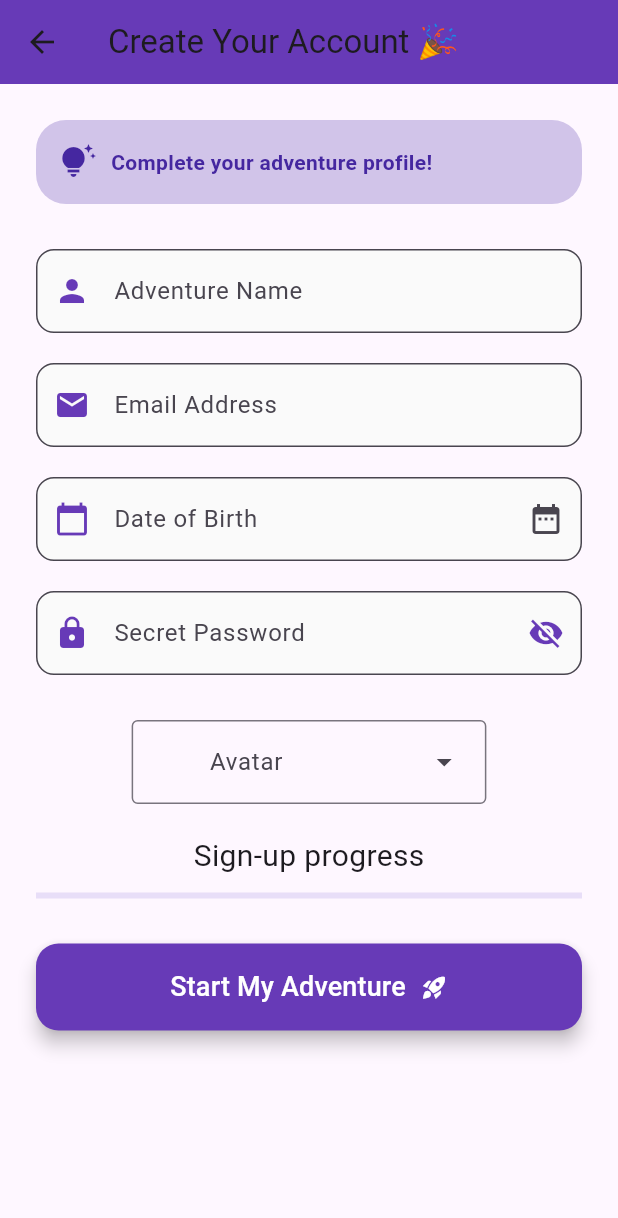
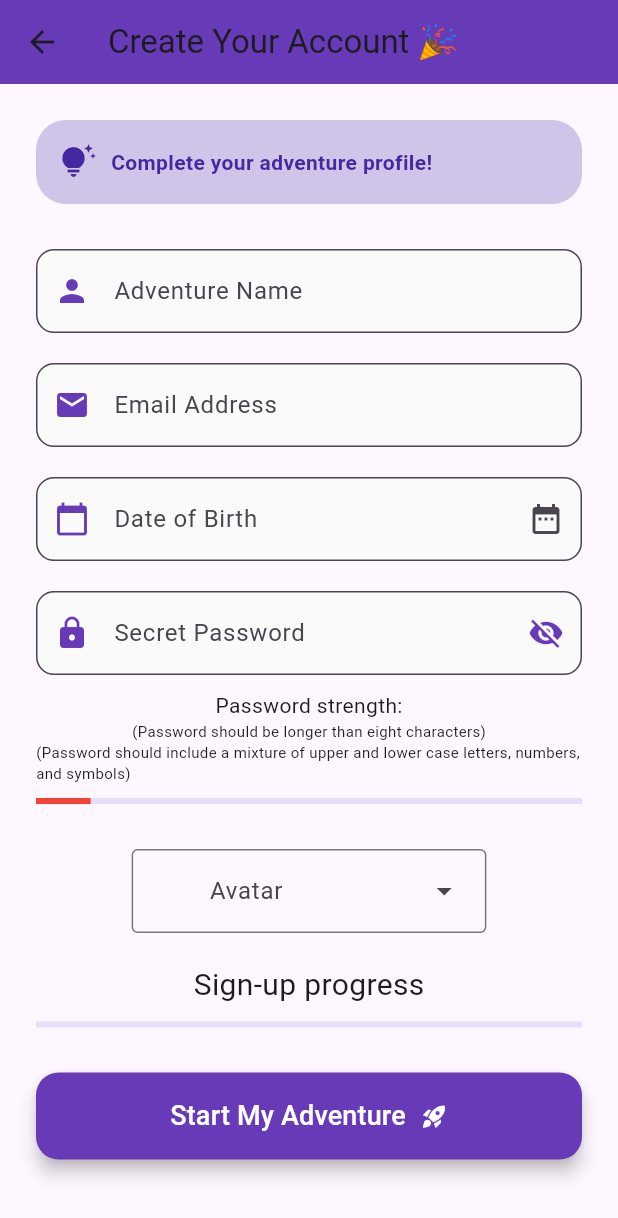
Before and after one commit to Nathan2055/csc4360-activity13-signupformpart2, a Flutter app: the SignupScreen screen opened directly, on a phone screen of 412 x 824 dp. Shown: the top 1218 px of the screen. Run offline on Flutter 3.47's test engine with Material 3 defaults, Android fonts, the phone set to English and light mode, and no system bars; our stand-ins replace animated_text_kit, confetti.

Commit message:
Add password strength indicator

```diff
--- a/lib/screens/signup_screen.dart
+++ b/lib/screens/signup_screen.dart
@@ -23,11 +23,20 @@ class _SignupScreenState extends State<SignupScreen>
   IconLabel? _selectedIcon;
   late AnimationController _progressController;
   double _progressValue = 0.0;
+  late AnimationController _passwordStrengthController;
+  double _passwordStrengthValue = 0.1;
+  Color _passwordStrengthColor = Colors.red;
 
   @override
   void initState() {
     super.initState();
     _progressController =
+        AnimationController(vsync: this, duration: const Duration(seconds: 5))
+          ..addListener(() {
+            setState(() {});
+          })
+          ..repeat(reverse: true);
+    _passwordStrengthController =
         AnimationController(vsync: this, duration: const Duration(seconds: 5))
           ..addListener(() {
             setState(() {});
@@ -42,6 +51,7 @@ class _SignupScreenState extends State<SignupScreen>
     _passwordController.dispose();
     _dobController.dispose();
     _progressController.dispose();
+    _passwordStrengthController.dispose();
     super.dispose();
   }
 
@@ -196,6 +206,8 @@ class _SignupScreenState extends State<SignupScreen>
                 TextFormField(
                   controller: _passwordController,
                   obscureText: !_isPasswordVisible,
+                  onEditingComplete: _textFieldCallback,
+                  onChanged: _textFieldCallbackString,
                   decoration: InputDecoration(
                     labelText: 'Secret Password',
                     prefixIcon: const Icon(
@@ -230,6 +242,23 @@ class _SignupScreenState extends State<SignupScreen>
                     }
                     return null;
                   },
+                ),
+                const SizedBox(height: 10),
+                // Sign-up Progress Bar
+                const Text('Password strength:'),
+                const Text(
+                  '(Password should be longer than eight characters)',
+                  style: TextStyle(fontSize: 10),
+                ),
+                const Text(
+                  '(Password should include a mixture of upper and lower case letters, numbers, and symbols)',
+                  style: TextStyle(fontSize: 10),
+                ),
+                const SizedBox(height: 10),
+                LinearProgressIndicator(
+                  value: _passwordStrengthValue,
+                  color: _passwordStrengthColor,
+                  semanticsLabel: 'Password strength',
                 ),
                 const SizedBox(height: 30),
 
@@ -306,6 +335,62 @@ class _SignupScreenState extends State<SignupScreen>
     );
   }
 
+  void _updatePasswordStrength() {
+    setState(() {
+      _passwordStrengthValue = 0.1;
+
+      var condition1 = 0.0;
+      var condition2 = 0.0;
+      var condition3 = 0.0;
+      var condition4 = 0.0;
+      var password = _passwordController.text;
+      // Longer than eight characters
+      if (password.length > 8) {
+        condition1 = 0.25;
+      }
+      // Contains uppercase and lowercase letters
+      if (password.contains(RegExp(r'.*([A-Z]).*')) &&
+          password.contains(RegExp(r'.*([a-z]).*'))) {
+        condition2 = 0.25;
+      }
+      // Contains numbers
+      if (password.contains(RegExp(r'.*([0-9]).*'))) {
+        condition3 = 0.25;
+      }
+      // Contains symbols (check against each sequence of ASCII symbols)
+      if (password.contains(RegExp(r'.*([!-/]).*')) ||
+          password.contains(RegExp(r'.*([:-@]).*')) ||
+          password.contains(RegExp(r'.*([\[-`]).*')) ||
+          password.contains(RegExp(r'.*([{-~]).*'))) {
+        condition4 = 0.25;
+      }
+
+      //debugPrint('length:' + '$condition1');
+      //debugPrint('casing:' + '$condition2');
+      //debugPrint('numbers:' + '$condition3');
+      //debugPrint('symbols:' + '$condition4');
+
+      _passwordStrengthValue =
+          condition1 + condition2 + condition3 + condition4;
+
+      //debugPrint('semifinal:' + '$_passwordStrengthValue');
+
+      if (_passwordStrengthValue == 0.0) {
+        _passwordStrengthValue = 0.1;
+      }
+
+      if (_passwordStrengthValue == 1.0) {
+        _passwordStrengthColor = Colors.green;
+      } else {
+        _passwordStrengthColor = Colors.red;
+      }
+
+      //debugPrint('final:' + '$_passwordStrengthValue');
+
+      //debugPrint(' ');
+    });
+  }
+
   void _updateProgressBar() {
     setState(() {
       var condition1 = 0.0;
@@ -328,8 +413,18 @@ class _SignupScreenState extends State<SignupScreen>
     });
   }
 
-  void _updateProgressBarString(String unused) {
-    _updateProgressBar();
+  void _textFieldCallback() {
+    setState(() {
+      _updateProgressBar();
+      _updatePasswordStrength();
+    });
+  }
+
+  void _textFieldCallbackString(String unused) {
+    setState(() {
+      _updateProgressBar();
+      _updatePasswordStrength();
+    });
   }
 
   Widget _buildTextField({
@@ -348,8 +443,8 @@ class _SignupScreenState extends State<SignupScreen>
         fillColor: Colors.grey[50],
       ),
       validator: validator,
-      onEditingComplete: _updateProgressBar,
-      onChanged: _updateProgressBarString,
+      onEditingComplete: _textFieldCallback,
+      onChanged: _textFieldCallbackString,
     );
   }
 }
```
